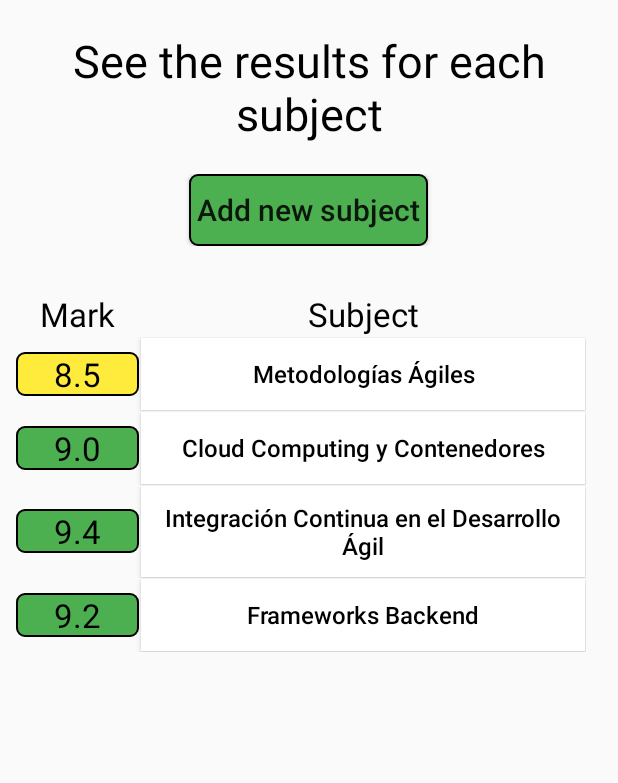
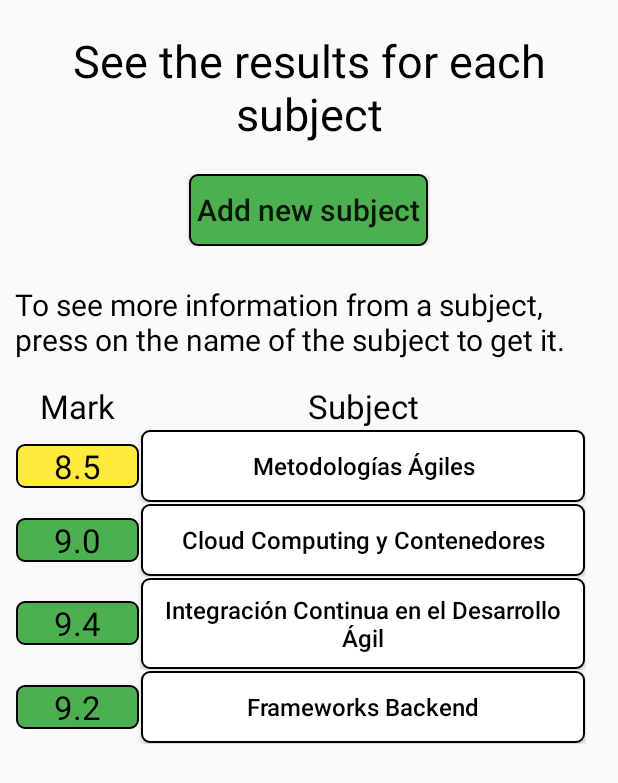
Before and after one commit to SergiodelaMata/nativeAndroidApplicationBasic, an Android app: the screen it shows after launch (MainActivity), on a phone screen of 412 x 824 dp. Shown: the top 783 px of the screen. Run offline under Robolectric (Android 15) with nearby library versions, the phone set to English and light mode, and no system bars.

Commit message:
:memo: Added comments to the different java and xml files for the different activities and classes. :sparkles: Added new text at the main activity. :art: Changed background for the buttons from the dynamic table.

```diff
--- a/app/src/main/java/com/example/nativeandroidapplicationbasic/DynamicTable.java
+++ b/app/src/main/java/com/example/nativeandroidapplicationbasic/DynamicTable.java
@@ -131,6 +131,7 @@ public class DynamicTable {
                 Subject subject = data.get(indexRow);
                 switch(indexCell)
                 {
+                    //Muestra el campo de la nota de la asignatura
                     case 0:
                         info = String.valueOf(subject.getMark());
                         textCell.setText(info);
@@ -149,17 +150,20 @@ public class DynamicTable {
 
                         tableRow.addView(textCell, newTableRowParams());
                         break;
+                    //Muestra el botón con el nombre de la asignatura y el acceso a los datos de la misma
                     case 1:
                         Button buttonSubject = new Button(context);
                         buttonSubject.setId(subject.getIdSubject());
                         buttonSubject.setText(subject.getName());
                         buttonSubject.setBackgroundColor(Color.parseColor("#FFFFFF"));
                         buttonSubject.setTextColor(Color.parseColor("#000000"));
+                        buttonSubject.setBackground(ContextCompat.getDrawable(mainActivity, R.drawable.rounded_rectangule_white));
                         buttonSubject.setTextSize(16);
                         buttonSubject.setGravity(Gravity.CENTER);
                         buttonSubject.setWidth((int) (getScreenWidth() * 0.72));
                         buttonSubject.setAllCaps(false);
                         tableRow.addView(buttonSubject, newTableRowParams());
+                        //Se establece el acceso a los datos de la asignatura a través de su botón
                         buttonSubject.setOnClickListener(v -> {
                             Bundle bundle = new Bundle();
                             bundle.putInt("idSubject", subject.getIdSubject());
@@ -169,21 +173,6 @@ public class DynamicTable {
                             mainActivity.finish();
                         });
                         break;
-                    /*case 0:
-                        info = String.valueOf(subject.getMark());
-                        textCell.setText(info);
-                        tableRow.addView(textCell, newTableRowParams());
-                        break;
-                    case 1:
-                        info = subject.getName();
-                        textCell.setText(info);
-                        tableRow.addView(textCell, newTableRowParams());
-                        break;
-                    case 2:
-                        info = "Hola";
-                        textCell.setText(info);
-                        tableRow.addView(textCell, newTableRowParams());
-                        break;*/
                 }
             }
             tableRow.setGravity(Gravity.CENTER_VERTICAL);
--- a/app/src/main/res/layout/activity_main.xml
+++ b/app/src/main/res/layout/activity_main.xml
@@ -7,7 +7,7 @@
     android:layout_height="match_parent"
     tools:context=".MainActivity"
     android:orientation="vertical">
-
+    <!-- Título de la actividad -->
     <LinearLayout
         android:layout_width="match_parent"
         android:layout_height="wrap_content"
@@ -23,7 +23,8 @@
             android:textColor="@color/black"
             android:gravity="center"/>
     </LinearLayout>
-
+    <!-- Botón para acceder a la sección para poder
+        insertar la asignatura -->
     <LinearLayout
         android:layout_width="match_parent"
         android:layout_height="wrap_content"
@@ -44,7 +45,21 @@
             android:text="@string/AddText">
         </Button>
     </LinearLayout>
-
+    <LinearLayout
+        android:layout_width="match_parent"
+        android:layout_height="wrap_content"
+        android:layout_marginTop="5dp"
+        android:layout_marginBottom="5dp"
+        android:layout_marginLeft="10dp"
+        android:layout_marginRight="10dp">
+        <TextView
+            android:layout_width="match_parent"
+            android:layout_height="wrap_content"
+            android:text="@string/ShowDetailsSubject"
+            android:textSize="20sp"
+            android:textColor="@color/black"
+            android:gravity="start"/>
+    </LinearLayout>
     <LinearLayout
         android:layout_width="match_parent"
         android:layout_height="wrap_content"
```
Also changed, not shown: app/src/main/java/com/example/nativeandroidapplicationbasic/CheckModifyDeleteActivity.java (+23 -4 lines), app/src/main/java/com/example/nativeandroidapplicationbasic/DecimalDigitsInputFilter.java (+20 -0 lines), app/src/main/java/com/example/nativeandroidapplicationbasic/InsertSubjectActivity.java (+24 -4 lines), app/src/main/res/layout/activity_check_modify_delete.xml (+10 -3 lines), app/src/main/res/layout/activity_insert_subject.xml (+4 -4 lines).
